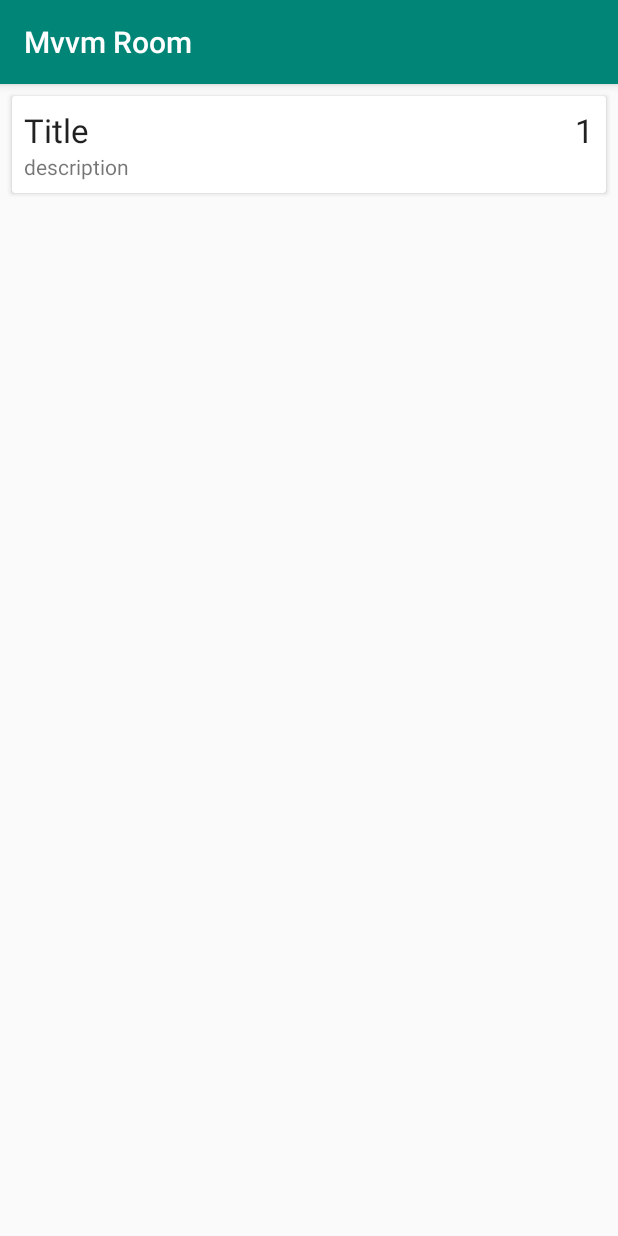
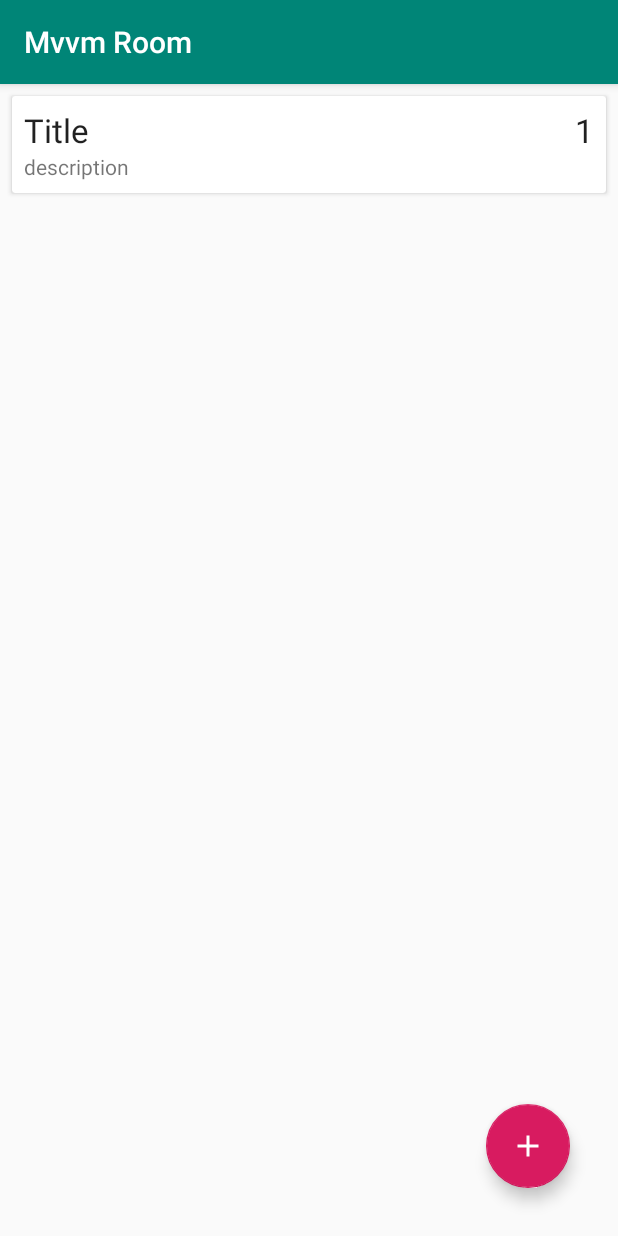
Before and after one commit to xsadra/mvvm-room, an Android app: the screen it shows after launch (MainActivity), on a phone screen of 412 x 824 dp. Run offline under Robolectric (Android 15) with nearby library versions, the phone set to English and light mode, and no system bars; our stand-ins replace Room's generated code.

Commit message:
Add FAB to main Activity

```diff
--- /dev/null
+++ b/app/src/main/res/drawable/ic_add.xml
@@ -0,0 +1,5 @@
+<vector android:height="24dp" android:tint="#FFFFFF"
+    android:viewportHeight="24.0" android:viewportWidth="24.0"
+    android:width="24dp" xmlns:android="http://schemas.android.com/apk/res/android">
+    <path android:fillColor="#FF000000" android:pathData="M19,13h-6v6h-2v-6H5v-2h6V5h2v6h6v2z"/>
+</vector>
--- a/app/src/main/res/layout/activity_main.xml
+++ b/app/src/main/res/layout/activity_main.xml
@@ -11,4 +11,13 @@
         android:layout_height="match_parent"
         tools:listitem="@layout/note_item"/>
 
+        <com.google.android.material.floatingactionbutton.FloatingActionButton
+            android:id="@+id/fab_add_note"
+            android:layout_width="wrap_content"
+            android:layout_height="wrap_content"
+            android:src="@drawable/ic_add"
+            android:layout_gravity="bottom|end"
+            android:layout_margin="@dimen/fab_margin"/>
+
+
 </androidx.coordinatorlayout.widget.CoordinatorLayout>
--- a/app/src/main/res/values/dimens.xml
+++ b/app/src/main/res/values/dimens.xml
@@ -2,4 +2,5 @@
 <resources>
     <dimen name="note_item_margin">8dp</dimen>
     <dimen name="note_item_padding">8dp</dimen>
+    <dimen name="fab_margin">32dp</dimen>
 </resources>
```
